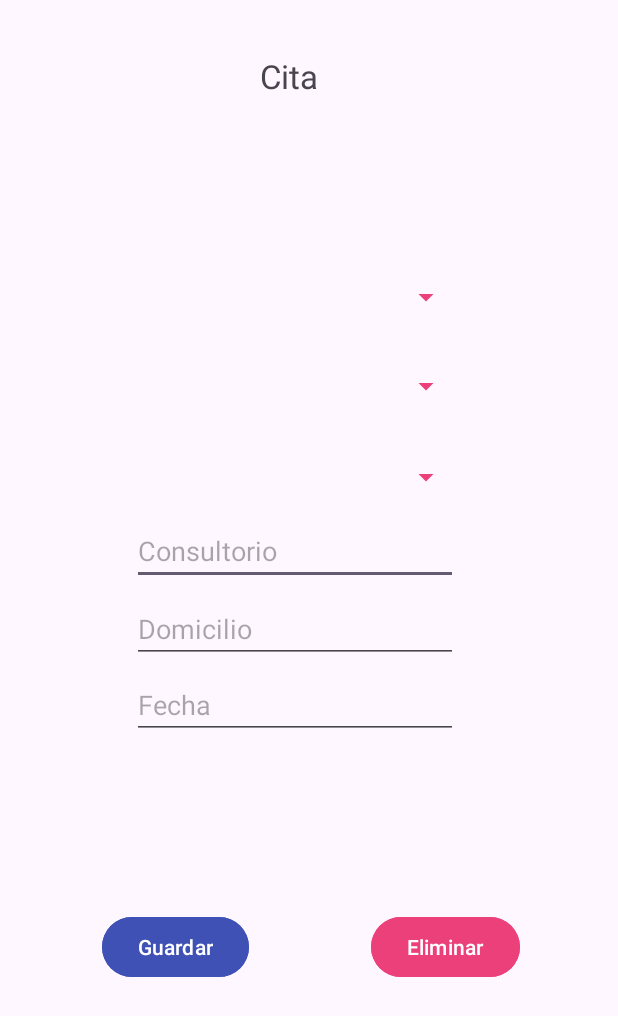
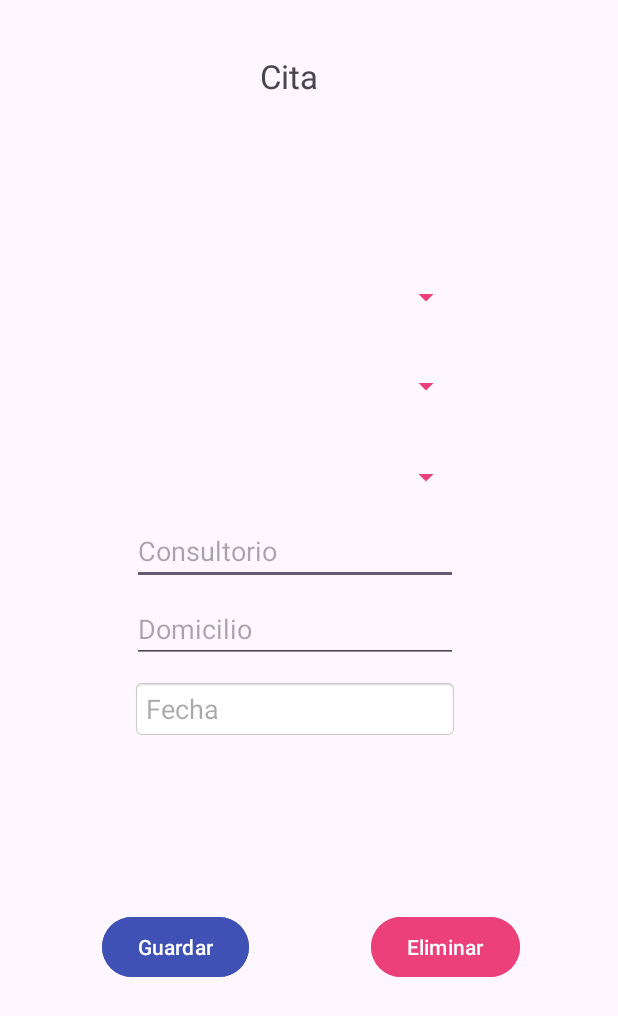
Before and after one commit to Brezker/clinica_android, an Android app: the fragment NuevoCitaFragment shown on its own in the app's theme, on a phone screen of 412 x 824 dp. Shown: the top 1016 px of the screen. Run offline under Robolectric (Android 15) with nearby library versions, the phone set to English and light mode, and no system bars.

```diff
--- a/app/src/main/res/layout/fragment_nuevo_cita.xml
+++ b/app/src/main/res/layout/fragment_nuevo_cita.xml
@@ -6,20 +6,6 @@
     android:layout_width="match_parent"
     android:layout_height="match_parent"
     tools:context=".ui.cita.NuevoCitaFragment">
-
-    <!--<EditText
-        android:id="@+id/edtIddoctor"
-        android:layout_width="217dp"
-        android:layout_height="40dp"
-        android:ems="10"
-        android:hint="Id Doctor"
-        android:inputType="text"
-        app:layout_constraintBottom_toBottomOf="parent"
-        app:layout_constraintEnd_toEndOf="parent"
-        app:layout_constraintHorizontal_bias="0.482"
-        app:layout_constraintStart_toStartOf="parent"
-        app:layout_constraintTop_toBottomOf="@+id/edtIdpaciente"
-        app:layout_constraintVertical_bias="0.035" />-->
 
     <Spinner
         android:id="@+id/spiDoctor"
@@ -90,43 +76,19 @@
         android:id="@+id/edtFecha"
         android:layout_width="217dp"
         android:layout_height="40dp"
+        android:background="@android:drawable/editbox_background"
+        android:cursorVisible="false"
+        android:focusable="false"
+        android:inputType="none"
+        android:onClick="showDateTimePicker"
         android:ems="10"
         android:hint="Fecha"
-        android:inputType="text"
         app:layout_constraintBottom_toBottomOf="parent"
         app:layout_constraintEnd_toEndOf="parent"
         app:layout_constraintHorizontal_bias="0.453"
         app:layout_constraintStart_toStartOf="parent"
         app:layout_constraintTop_toBottomOf="@+id/edtDomicilioc"
         app:layout_constraintVertical_bias="0.031" />
-
-    <!--<EditText
-        android:id="@+id/edtIdenfermedad"
-        android:layout_width="214dp"
-        android:layout_height="40dp"
-        android:ems="10"
-        android:hint="Id Enfermedad"
-        android:inputType="text"
-        app:layout_constraintBottom_toBottomOf="parent"
-        app:layout_constraintEnd_toEndOf="parent"
-        app:layout_constraintHorizontal_bias="0.446"
-        app:layout_constraintStart_toStartOf="parent"
-        app:layout_constraintTop_toTopOf="parent"
-        app:layout_constraintVertical_bias="0.137" />-->
-
-    <!--<EditText
-        android:id="@+id/edtIdpaciente"
-        android:layout_width="213dp"
-        android:layout_height="40dp"
-        android:ems="10"
-        android:hint="Id Paciente"
-        android:inputType="text"
-        app:layout_constraintBottom_toBottomOf="parent"
-        app:layout_constraintEnd_toEndOf="parent"
-        app:layout_constraintHorizontal_bias="0.464"
-        app:layout_constraintStart_toStartOf="parent"
-        app:layout_constraintTop_toBottomOf="@+id/spiEnfermedad"
-        app:layout_constraintVertical_bias="0.034" />-->
 
     <TextView
         android:id="@+id/textView2"
--- a/app/src/main/res/layout/fragment_nuevo_doctor.xml
+++ b/app/src/main/res/layout/fragment_nuevo_doctor.xml
@@ -95,7 +95,7 @@
         android:layout_height="39dp"
         android:ems="10"
         android:hint="Telefono"
-        android:inputType="text"
+        android:inputType="number"
         app:layout_constraintBottom_toBottomOf="parent"
         app:layout_constraintEnd_toEndOf="parent"
         app:layout_constraintHorizontal_bias="0.453"
@@ -108,7 +108,7 @@
         android:layout_height="43dp"
         android:ems="10"
         android:hint="Email"
-        android:inputType="text"
+        android:inputType="textEmailAddress"
         app:layout_constraintBottom_toBottomOf="parent"
         app:layout_constraintEnd_toEndOf="parent"
         app:layout_constraintHorizontal_bias="0.47"
--- a/app/src/main/res/layout/fragment_nuevo_paciente.xml
+++ b/app/src/main/res/layout/fragment_nuevo_paciente.xml
@@ -81,7 +81,7 @@
         android:layout_height="39dp"
         android:ems="10"
         android:hint="Telefono"
-        android:inputType="text"
+        android:inputType="number"
         app:layout_constraintBottom_toBottomOf="parent"
         app:layout_constraintEnd_toEndOf="parent"
         app:layout_constraintHorizontal_bias="0.453"
```
Also changed, not shown: app/src/main/java/com/brezker/myapplication/ui/cita/NuevoCitaFragment.kt (+45 -0 lines).
